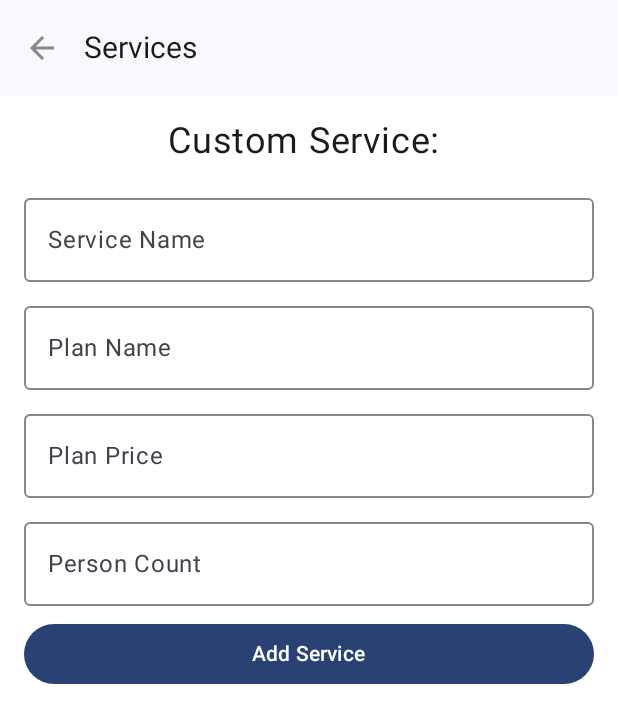
After one commit to emirsansar/HesApp-Tracker---JetPack-Compose, an Android app built with Jetpack Compose: the CustomServiceScreen screen opened directly, with no data from a screen before it, on a phone screen of 412 x 824 dp. The commit adds this screen. Shown: the top 723 px of the screen. Run offline under Robolectric (Android 15) with nearby library versions, the phone set to English and light mode, and no system bars; our stand-ins replace Firebase (no records; nobody signed in at launch, a user with empty details on screens opened directly).

Commit message:
Added new screen for custom service creation and updated the related ViewModel.

```diff
--- a/app/build.gradle.kts
+++ b/app/build.gradle.kts
@@ -69,11 +69,13 @@ dependencies {
     implementation("com.google.android.material:material:1.12.0")
     implementation(platform("androidx.compose:compose-bom:2023.03.00"))
     implementation("com.google.firebase:firebase-inappmessaging-ktx:21.0.0")
+    implementation(platform("androidx.compose:compose-bom:2023.03.00"))
     testImplementation("junit:junit:4.13.2")
     androidTestImplementation("androidx.test.ext:junit:1.2.1")
     androidTestImplementation("androidx.test.espresso:espresso-core:3.6.1")
     androidTestImplementation(platform("androidx.compose:compose-bom:2023.03.00"))
     androidTestImplementation("androidx.compose.ui:ui-test-junit4")
+    androidTestImplementation(platform("androidx.compose:compose-bom:2023.03.00"))
     androidTestImplementation(platform("androidx.compose:compose-bom:2023.03.00"))
     androidTestImplementation(platform("androidx.compose:compose-bom:2023.03.00"))
     androidTestImplementation(platform("androidx.compose:compose-bom:2023.03.00"))
--- a/app/src/main/AndroidManifest.xml
+++ b/app/src/main/AndroidManifest.xml
@@ -12,6 +12,11 @@
         android:supportsRtl="true"
         android:theme="@style/Theme.HesAppTracker"
         tools:targetApi="31">
+        <activity
+            android:name=".view.AppMain.CustomServiceScreen"
+            android:exported="false"
+            android:label="@string/title_activity_custom_service_screen"
+            android:theme="@style/Theme.HesAppTracker" />
         <activity
             android:name=".view.AppMain.EditSubscriptionScreen"
             android:exported="false"
--- /dev/null
+++ b/app/src/main/java/com/emirsansar/hesapptracker/view/AppMain/CustomServiceScreen.kt
@@ -0,0 +1,469 @@
+package com.emirsansar.hesapptracker.view.AppMain
+
+import android.os.Bundle
+import androidx.activity.ComponentActivity
+import androidx.activity.compose.setContent
+import androidx.compose.foundation.clickable
+import androidx.compose.foundation.interaction.MutableInteractionSource
+import androidx.compose.foundation.layout.Arrangement
+import androidx.compose.foundation.layout.Column
+import androidx.compose.foundation.layout.PaddingValues
+import androidx.compose.foundation.layout.fillMaxSize
+import androidx.compose.foundation.layout.fillMaxWidth
+import androidx.compose.foundation.layout.padding
+import androidx.compose.foundation.text.KeyboardOptions
+import androidx.compose.material.AlertDialog
+import androidx.compose.material.BottomSheetScaffold
+import androidx.compose.material.BottomSheetScaffoldState
+import androidx.compose.material.TextButton
+import androidx.compose.material3.Button
+import androidx.compose.material.icons.Icons
+import androidx.compose.material.icons.filled.ArrowBack
+import androidx.compose.material.rememberBottomSheetScaffoldState
+import androidx.compose.material3.ExperimentalMaterial3Api
+import androidx.compose.material3.Icon
+import androidx.compose.material3.IconButton
+import androidx.compose.material3.MaterialTheme
+import androidx.compose.material3.OutlinedTextField
+import androidx.compose.material3.Surface
+import androidx.compose.material3.Text
+import androidx.compose.material3.TextFieldDefaults
+import androidx.compose.material3.TopAppBar
+import androidx.compose.runtime.Composable
+import androidx.compose.runtime.getValue
+import androidx.compose.runtime.mutableStateOf
+import androidx.compose.runtime.remember
+import androidx.compose.runtime.rememberCoroutineScope
+import androidx.compose.runtime.setValue
+import androidx.compose.ui.Alignment
+import androidx.compose.ui.Modifier
+import androidx.compose.ui.graphics.Color
+import androidx.compose.ui.platform.LocalFocusManager
+import androidx.compose.ui.text.font.FontWeight
+import androidx.compose.ui.text.input.KeyboardType
+import androidx.compose.ui.tooling.preview.Preview
+import androidx.compose.ui.unit.dp
+import androidx.compose.ui.unit.sp
+import com.emirsansar.hesapptracker.model.Plan
+import com.emirsansar.hesapptracker.ui.theme.HesAppTrackerTheme
+import com.emirsansar.hesapptracker.viewModel.UserSubscriptionViewModel
+import kotlinx.coroutines.CoroutineScope
+import kotlinx.coroutines.launch
+
+
+class CustomServiceScreen : ComponentActivity() {
+    override fun onCreate(savedInstanceState: Bundle?) {
+        super.onCreate(savedInstanceState)
+        setContent {
+            HesAppTrackerTheme {
+                // A surface container using the 'background' color from the theme
+                Surface(
+                    modifier = Modifier.fillMaxSize(),
+                    color = MaterialTheme.colorScheme.background
+                ) {
+                    CustomServiceScreenView(onBackPressed = { finish() })
+                }
+            }
+        }
+    }
+}
+
+@OptIn(ExperimentalMaterial3Api::class)
+@Composable
+fun CustomServiceScreenView(
+    userSubVM: UserSubscriptionViewModel = UserSubscriptionViewModel(),
+    onBackPressed: () -> Unit,
+    modifier: Modifier = Modifier)
+{
+    val coroutineScope = rememberCoroutineScope()
+    val scaffoldState = rememberBottomSheetScaffoldState()
+
+    var serviceName by remember { mutableStateOf("") }
+    var serviceNameError by remember { mutableStateOf(false) }
+
+    var planName by remember { mutableStateOf("") }
+    var planNameError by remember { mutableStateOf(false) }
+
+    var planPrice by remember { mutableStateOf("") }
+    var planPriceError by remember { mutableStateOf(false) }
+
+    var personCount by remember { mutableStateOf("") }
+    var personCountError by remember { mutableStateOf(false) }
+
+    var bottomSheetMessage by remember { mutableStateOf("") }
+    var bottomSheetSuccess by remember { mutableStateOf(false) }
+
+    BottomSheetScaffold(
+        scaffoldState = scaffoldState,
+        topBar = {
+            AppBar(onBackPressed)
+        },
+        sheetContent = {
+            BottomSheetContent(
+                bottomSheetMessage,
+                bottomSheetSuccess,
+                coroutineScope,
+                scaffoldState
+            )
+        },
+        sheetPeekHeight = 0.dp,
+        content = { innerPadding ->
+            BodyContent(
+                userSubVM = userSubVM,
+                serviceName = serviceName,
+                planName = planName,
+                planPrice = planPrice,
+                personCount = personCount,
+                serviceNameError = serviceNameError,
+                planNameError = planNameError,
+                planPriceError = planPriceError,
+                personCountError = personCountError,
+                onServiceNameChange = { value ->
+                    serviceName = value
+                    serviceNameError = value.isEmpty()
+                },
+                onPlanNameChange = { value ->
+                    planName = value
+                    planNameError = value.isEmpty()
+                },
+                onPlanPriceChange = { value ->
+                    planPrice = value
+                    planPriceError = value.isEmpty()
+                },
+                onPersonCountChange = { value ->
+                    personCount = value
+                    personCountError = value.isEmpty()
+                },
+                onBottomSheetMessageChange = { value ->
+                    bottomSheetMessage = value
+                },
+                onBottomSheetSuccessChange = { value ->
+                    bottomSheetSuccess = value
+                },
+                modifier = modifier,
+                innerPadding = innerPadding,
+                coroutineScope = coroutineScope,
+                scaffoldState = scaffoldState
+            )
+        }
+    )
+
+}
+
+@OptIn(ExperimentalMaterial3Api::class)
+@Composable
+private fun AppBar(onBackPressed: () -> Unit) {
+    TopAppBar(
+        title = { Text("Services", fontSize = 20.sp) },
+        navigationIcon = {
+            IconButton(onClick = { onBackPressed() }) {
+                Icon(Icons.Filled.ArrowBack, contentDescription = "Back", tint = Color.Gray)
+            }
+        }
+    )
+}
+
+@OptIn(ExperimentalMaterial3Api::class)
+@Composable
+private fun BodyContent(
+    userSubVM: UserSubscriptionViewModel,
+    serviceName: String,
+    planName: String,
+    planPrice: String,
+    personCount: String,
+    serviceNameError: Boolean,
+    planNameError: Boolean,
+    planPriceError: Boolean,
+    personCountError: Boolean,
+    onServiceNameChange: (String) -> Unit,
+    onPlanNameChange: (String) -> Unit,
+    onPlanPriceChange: (String) -> Unit,
+    onPersonCountChange: (String) -> Unit,
+    onBottomSheetMessageChange: (String) -> Unit,
+    onBottomSheetSuccessChange: (Boolean) -> Unit,
+    modifier: Modifier,
+    innerPadding: PaddingValues,
+    coroutineScope: CoroutineScope,
+    scaffoldState: BottomSheetScaffoldState
+) {
+    val focusManager = LocalFocusManager.current
+
+    var showDialog by remember { mutableStateOf(false) }
+    var alertMessage by remember { mutableStateOf("") }
+
+    var showAlertError by remember { mutableStateOf(false) }
+
+    Column(
+        modifier = modifier
+            .fillMaxSize()
+            .padding(innerPadding)
+            .padding(16.dp)
+            .clickable ( onClick = { focusManager.clearFocus() }, indication = null, interactionSource = remember { MutableInteractionSource() }),
+        verticalArrangement = Arrangement.Top,
+        horizontalAlignment = Alignment.CenterHorizontally
+    ) {
+        Text(
+            text = "Custom Service: ",
+            fontSize = 24.sp,
+            modifier = Modifier.padding(bottom = 16.dp)
+        )
+
+        CustomOutlinedTextField(
+            value = serviceName,
+            label = "Service Name",
+            error = serviceNameError,
+            onValueChange = onServiceNameChange
+        )
+
+        CustomOutlinedTextField(
+            value = planName,
+            label = "Plan Name",
+            error = planNameError,
+            onValueChange = onPlanNameChange
+        )
+
+        CustomOutlinedTextField(
+            value = planPrice,
+            label = "Plan Price",
+            error = planPriceError,
+            onValueChange = onPlanPriceChange,
+            keyboardType = KeyboardType.Decimal
+        )
+
+        CustomOutlinedTextField(
+            value = personCount,
+            label = "Person Count",
+            error = personCountError,
+            onValueChange = onPersonCountChange,
+            keyboardType = KeyboardType.Number
+        )
+
+        Button(
+            onClick = {
+                focusManager.clearFocus()
+
+                val price = planPrice.toDoubleOrNull()
+                val count = personCount.toIntOrNull()
+
+                if (price != null && count != null) {
+                    alertMessage = "-Service: $serviceName\n-Plan: $planName\n-Price: $planPrice\n-Persons: $personCount"
+                    showDialog = true
+                } else {
+                    alertMessage = "Please check the entered values. Plan price must be a valid number and person count must be an integer."
+                    showAlertError = true
+                }
+            },
+            enabled = !serviceNameError && !planNameError && !planPriceError && !personCountError,
+            modifier = Modifier.fillMaxWidth()
+        ) {
+            Text(text = "Add Service")
+        }
+
+        // Confirmation Dialog
+        if (showDialog) {
+            ConfirmationDialog(
+                onDismissRequest = { showDialog = false },
+                onConfirm = {
+                    showDialog = false
+                    handleAddService(
+                        planName = planName,
+                        planPrice = planPrice,
+                        serviceName = serviceName,
+                        personCount = personCount,
+                        userSubVM = userSubVM,
+                        coroutineScope = coroutineScope,
+                        onBottomSheetMessageChange = onBottomSheetMessageChange,
+                        onBottomSheetSuccessChange = onBottomSheetSuccessChange,
+                        scaffoldState = scaffoldState
+                    )
+                },
+                onDismiss = { showDialog = false },
+//                alertMessage = "Do you want to add this service?" +
+//                        "\n-Service: $serviceName" +
+//                        "\n-Plan: $planName" +
+//                        "\n-Price: $planPrice" +
+//                        "\n-Person: $personCount"
+                alertMessage = "Do you want to add this service?\n$alertMessage"
+            )
+        }
+
+        // Error Alert Dialog
+        if (showAlertError) {
+            ErrorDialog(
+                onDismissRequest = { showAlertError = false },
+                alertMessage = alertMessage
+            )
+        }
+
+        if (serviceNameError || planNameError || planPriceError || personCountError) {
+            Text(
+                text = "Please fill in all fields.",
+                color = Color.Red, fontSize = 12.sp, modifier = Modifier.padding(top = 8.dp)
+            )
+        }
+
+    }
+}
+
+@OptIn(ExperimentalMaterial3Api::class)
+@Composable
+fun CustomOutlinedTextField(
+    value: String,
+    label: String,
+    error: Boolean,
+    onValueChange: (String) -> Unit,
+    keyboardType: KeyboardType = KeyboardType.Text
+) {
+    OutlinedTextField(
+        value = value,
+        onValueChange = onValueChange,
+        label = { Text(label) },
+        modifier = Modifier.fillMaxWidth().padding(bottom = 8.dp),
+        colors = TextFieldDefaults.outlinedTextFieldColors(
+            focusedBorderColor = if (error) Color.Red else MaterialTheme.colorScheme.primary,
+            unfocusedBorderColor = if (error) Color.Red else Color.Gray
+        ),
+        keyboardOptions = KeyboardOptions(keyboardType = keyboardType)
+    )
+}
+
+@Composable
+private fun BottomSheetContent(
+    bottomSheetMessage: String,
+    isSuccess: Boolean,
+    coroutineScope: CoroutineScope,
+    scaffoldState: BottomSheetScaffoldState
+) {
+    Column(
+        modifier = Modifier
+            .fillMaxWidth()
+            .padding(16.dp),
+        horizontalAlignment = Alignment.CenterHorizontally
+    ) {
+        Text(
+            text = if (isSuccess) "Success" else "Error",
+            fontSize = 22.sp,
+            color = if (isSuccess) Color.Green else Color.Red,
+            fontWeight = FontWeight.SemiBold,
+            modifier = Modifier.padding(bottom = 8.dp)
+        )
+        Text(
+            text = bottomSheetMessage,
+            fontSize = 16.sp,
+            modifier = Modifier.padding(bottom = 16.dp)
+        )
+        TextButton(onClick = {
+            coroutineScope.launch {
+                scaffoldState.bottomSheetState.collapse()
+            }
+        }) {
+            Text(text = "OK", fontSize = 16.sp, fontWeight = FontWeight.Medium)
+        }
+    }
+}
+
+@Composable
+private fun ConfirmationDialog(
+    onDismissRequest: () -> Unit,
+    onConfirm: () -> Unit,
+    onDismiss: () -> Unit,
+    alertMessage: String
+) {
+    AlertDialog(
+        onDismissRequest = { onDismissRequest() },
+        confirmButton = {
+            TextButton(onClick = {
+                onConfirm()
+            }) {
+                Text(
+                    text = "Confirm",
+                    fontWeight = FontWeight.SemiBold,
+                    color = Color.Green
+                )
+            }
+        },
+        dismissButton = {
+            TextButton(onClick = { onDismiss() }) {
+                Text(
+                    text = "Cancel",
+                    fontWeight = FontWeight.Medium,
+                    color = Color.Red
+                )
+            }
+        },
+        title = {
+            Text(
+                text = "Confirm Add Service",
+                fontSize = 20.sp,
+                fontWeight = FontWeight.Medium
+            )
+        },
+        text = { Text(alertMessage) }
+    )
+
+}
+
+@Composable
+private fun ErrorDialog(
+    onDismissRequest: () -> Unit,
+    alertMessage: String
+) {
+    AlertDialog(
+        onDismissRequest = { onDismissRequest() },
+        confirmButton = {
+            TextButton(onClick = { onDismissRequest() }) {
+                Text(
+                    text = "OK",
+                    fontWeight = FontWeight.SemiBold
+                )
+            }
+        },
+        title = {
+            Text(
+                text = "Invalid Input",
+                fontSize = 20.sp,
+                fontWeight = FontWeight.Medium
+            )
+        },
+        text = {
+            Text(alertMessage)
+        }
+    )
+}
+
+
+private fun handleAddService(
+    planName: String,
+    planPrice: String,
+    serviceName: String,
+    personCount: String,
+    userSubVM: UserSubscriptionViewModel,
+    coroutineScope: CoroutineScope,
+    onBottomSheetMessageChange: (String) -> Unit,
+    onBottomSheetSuccessChange: (Boolean) -> Unit,
+    scaffoldState: BottomSheetScaffoldState
+) {
+    val plan = Plan(planName, planPrice.toDouble())
+
+    userSubVM.addPlanToUserOnFirestore(serviceName, plan, personCount.toInt()) { success ->
+        coroutineScope.launch {
+            if (success) {
+                onBottomSheetMessageChange("Subscription successfully added.")
+                onBottomSheetSuccessChange(true)
+            } else {
+                onBottomSheetMessageChange("An error occurred while adding the subscription.")
+                onBottomSheetSuccessChange(false)
+            }
+            scaffoldState.bottomSheetState.expand()
+        }
+    }
+}
+
+
+@Preview(showBackground = true)
+@Composable
+fun CustomServiceScreenPreview() {
+    HesAppTrackerTheme {
+        CustomServiceScreen()
+    }
+}
--- a/app/src/main/java/com/emirsansar/hesapptracker/view/AppMain/EditSubscriptionScreen.kt
+++ b/app/src/main/java/com/emirsansar/hesapptracker/view/AppMain/EditSubscriptionScreen.kt
@@ -41,7 +41,7 @@ import androidx.compose.ui.tooling.preview.Preview
 import androidx.compose.ui.unit.dp
 import androidx.compose.ui.unit.sp
 import com.emirsansar.hesapptracker.model.UserSubscription
-import com.emirsansar.hesapptracker.view.AppMain.ui.theme.HesAppTrackerTheme
+import com.emirsansar.hesapptracker.ui.theme.HesAppTrackerTheme
 import androidx.compose.material3.Button
 import androidx.compose.material3.TextFieldDefaults
 import androidx.compose.runtime.rememberCoroutineScope
--- a/app/src/main/res/values/strings.xml
+++ b/app/src/main/res/values/strings.xml
@@ -3,4 +3,5 @@
     <string name="title_activity_authentication">AuthenticationActivity</string>
     <string name="title_activity_startup">StartupActivity</string>
     <string name="title_activity_edit_subscription_screen">EditSubscriptionScreen</string>
+    <string name="title_activity_custom_service_screen">CustomServiceScreen</string>
 </resources>
```
Also changed, not shown: app/src/main/java/com/emirsansar/hesapptracker/view/AppMain/ServicesScreen.kt (+37 -2 lines).
